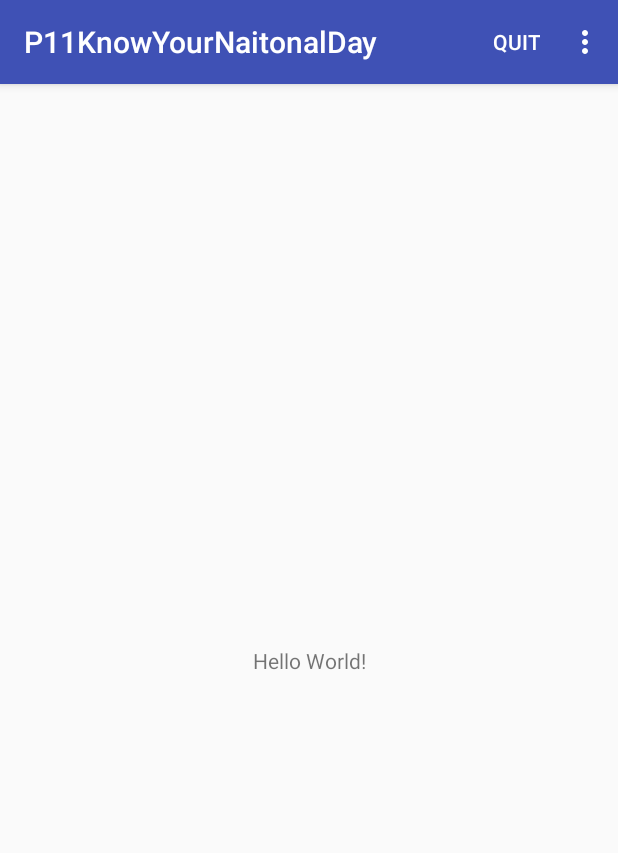
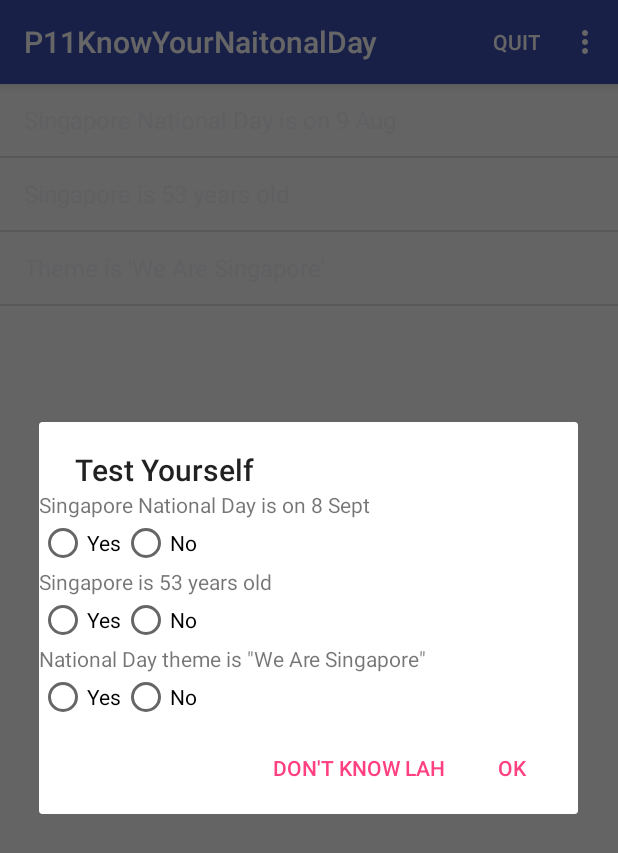
Before and after one commit to 16046544/P11KnowYourNaitonalDay, an Android app: the screen it shows after launch (MainActivity), in the options menu, after a tap on "Quiz", on a phone screen of 412 x 824 dp. Shown: the top 853 px of the screen. Run offline under Robolectric (Android 15) with nearby library versions, the phone set to English and light mode, and no system bars.

Commit message:
//Added Advanced Enhancement

```diff
--- a/app/build.gradle
+++ b/app/build.gradle
@@ -25,4 +25,5 @@ dependencies {
     testImplementation 'junit:junit:4.12'
     androidTestImplementation 'com.android.support.test:runner:1.0.2'
     androidTestImplementation 'com.android.support.test.espresso:espresso-core:3.0.2'
+    implementation 'com.android.support:design:27.1.1'
 }
--- a/app/src/main/java/sg/edu/rp/p11knowyournaitonalday/MainActivity.java
+++ b/app/src/main/java/sg/edu/rp/p11knowyournaitonalday/MainActivity.java
@@ -3,22 +3,40 @@ package sg.edu.rp.p11knowyournaitonalday;
 import android.content.Context;
 import android.content.DialogInterface;
 import android.content.Intent;
+import android.support.design.widget.Snackbar;
 import android.support.v7.app.AlertDialog;
 import android.support.v7.app.AppCompatActivity;
 import android.os.Bundle;
 import android.view.LayoutInflater;
 import android.view.Menu;
 import android.view.MenuItem;
+import android.widget.ArrayAdapter;
 import android.widget.EditText;
 import android.widget.LinearLayout;
+import android.widget.ListView;
+import android.widget.RadioButton;
+import android.widget.RadioGroup;
 import android.widget.Toast;
 
+import java.util.ArrayList;
+
 public class MainActivity extends AppCompatActivity {
+
+    ListView listView;
+    ArrayList<String> alFacts;
+    ArrayAdapter aaFacts;
 
     @Override
     protected void onCreate(Bundle savedInstanceState) {
         super.onCreate(savedInstanceState);
         setContentView(R.layout.activity_main);
+        listView = (ListView)findViewById(R.id.ListView);
+        alFacts = new ArrayList<>();
+        alFacts.add("Singapore National Day is on 9 Aug");
+        alFacts.add("Singapore is 53 years old");
+        alFacts.add("Theme is 'We Are Singapore'");
+        aaFacts = new ArrayAdapter(getApplicationContext(), android.R.layout.simple_list_item_1, alFacts);
+        listView.setAdapter(aaFacts);
 
         final LayoutInflater inflater = (LayoutInflater)
                 getSystemService(Context.LAYOUT_INFLATER_SERVICE);
@@ -35,8 +53,7 @@ public class MainActivity extends AppCompatActivity {
                     @Override
                     public void onClick(DialogInterface dialog, int id) {
                         Toast.makeText(getApplicationContext(),"Contact 999 to get your code", Toast.LENGTH_LONG).show();
-                        Intent i = new Intent(getApplicationContext(), MainActivity.class);
-                        startActivity(i);
+                        finish();
                     }
                 });
                 builder.setPositiveButton("Done", new DialogInterface.OnClickListener() {
@@ -44,11 +61,13 @@ public class MainActivity extends AppCompatActivity {
                     public void onClick(DialogInterface dialog, int id) {
                         String input = etCode.getText().toString();
                         if(input.equalsIgnoreCase("738944")){
+                            Intent i = new Intent(getApplicationContext(), MainActivity.class);
                             dialog.dismiss();
                         }else{
                             Toast.makeText(getApplicationContext(),"Invalid Code", Toast.LENGTH_LONG).show();
                             Intent i = new Intent(getApplicationContext(), MainActivity.class);
                             startActivity(i);
+                            finish();
                         }
                     }
                 });
@@ -88,19 +107,72 @@ public class MainActivity extends AppCompatActivity {
             AlertDialog.Builder builder = new AlertDialog.Builder(this);
             builder.setTitle("Select the way to enrich your friend")
                     .setItems(list, new DialogInterface.OnClickListener() {
-                        // The parameter "which" is the item index
                         // clicked, starting from 0
                         public void onClick(DialogInterface dialog, int which) {
                             if (which == 0) {
                                 //email
+                                Snackbar sb = Snackbar.make(listView, "Sent an Email", Snackbar.LENGTH_SHORT);
+                                Intent i = new Intent(Intent.ACTION_SEND);
+                                i.setType("message/rfc822");
+                                i.putExtra(Intent.EXTRA_EMAIL  , new String[]{"recipient@example.com"});
+                                i.putExtra(Intent.EXTRA_SUBJECT, "subject of email");
+                                i.putExtra(Intent.EXTRA_TEXT   , "body of email");
+                                try {
+                                    startActivity(Intent.createChooser(i, "Send mail..."));
+                                } catch (android.content.ActivityNotFoundException ex) {
+                                    Toast.makeText(MainActivity.this, "There are no email clients installed.", Toast.LENGTH_SHORT).show();
+                                }
+                                sb.show();
                             } else if (which == 1) {
                                 //sms
+                                Snackbar sb = Snackbar.make(listView, "Sent a SMS", Snackbar.LENGTH_SHORT);
+                                sb.show();
                             }
                         }
                         });
             AlertDialog alertDialog = builder.create();
             alertDialog.show();
         } else if (item.getItemId() == R.id.itemQuiz) {
+
+            final LayoutInflater inflater = (LayoutInflater)
+                    getSystemService(Context.LAYOUT_INFLATER_SERVICE);
+            LinearLayout login =
+                    (LinearLayout) inflater.inflate(R.layout.quiz, null);
+            final RadioGroup rg1 = login.findViewById(R.id.rg1);
+            final RadioGroup rg2 = login.findViewById(R.id.rg2);
+            final RadioGroup rg3 = login.findViewById(R.id.rg3);
+
+            AlertDialog.Builder builder = new AlertDialog.Builder(this);
+            builder.setTitle("Test Yourself");
+            builder.setView(login);
+
+            builder.setNegativeButton("Don't Know Lah", new DialogInterface.OnClickListener() {
+                @Override
+                public void onClick(DialogInterface dialog, int id) {
+
+                }
+            });
+            builder.setPositiveButton("OK", new DialogInterface.OnClickListener() {
+                @Override
+                public void onClick(DialogInterface dialog, int id) {
+                    int quiz = 0;
+                    if(rg1.getCheckedRadioButtonId() == R.id.radioButtonNo1){
+                        quiz = quiz+1;
+                    }
+                    if(rg2.getCheckedRadioButtonId() == R.id.radioButtonYes2){
+                        quiz = quiz+1;
+                    }
+                    if(rg3.getCheckedRadioButtonId() == R.id.radioButtonYes3){
+                        quiz = quiz+1;
+                    }
+                    Toast.makeText(getApplicationContext(), "Total score:" + quiz, Toast.LENGTH_LONG).show();
+
+                }
+            });
+            builder.setCancelable(false);
+            AlertDialog alertDialog = builder.create();
+            alertDialog.show();
+
         }
         return super.onOptionsItemSelected(item);
     }
--- a/app/src/main/res/layout/activity_main.xml
+++ b/app/src/main/res/layout/activity_main.xml
@@ -1,18 +1,13 @@
 <?xml version="1.0" encoding="utf-8"?>
-<android.support.constraint.ConstraintLayout xmlns:android="http://schemas.android.com/apk/res/android"
+<LinearLayout xmlns:android="http://schemas.android.com/apk/res/android"
     xmlns:app="http://schemas.android.com/apk/res-auto"
     xmlns:tools="http://schemas.android.com/tools"
     android:layout_width="match_parent"
     android:layout_height="match_parent"
     tools:context=".MainActivity">
 
-    <TextView
-        android:layout_width="wrap_content"
-        android:layout_height="wrap_content"
-        android:text="Hello World!"
-        app:layout_constraintBottom_toBottomOf="parent"
-        app:layout_constraintLeft_toLeftOf="parent"
-        app:layout_constraintRight_toRightOf="parent"
-        app:layout_constraintTop_toTopOf="parent" />
-
-</android.support.constraint.ConstraintLayout>
+    <ListView
+        android:id="@+id/ListView"
+        android:layout_width="match_parent"
+        android:layout_height="match_parent" />
+</LinearLayout>
--- /dev/null
+++ b/app/src/main/res/layout/quiz.xml
@@ -0,0 +1,81 @@
+<?xml version="1.0" encoding="utf-8"?>
+<LinearLayout xmlns:android="http://schemas.android.com/apk/res/android"
+    android:layout_width="match_parent"
+    android:layout_height="match_parent"
+    android:orientation="vertical">
+
+    <TextView
+        android:id="@+id/textView"
+        android:layout_width="wrap_content"
+        android:layout_height="wrap_content"
+        android:text="Singapore National Day is on 8 Sept" />
+
+    <RadioGroup
+        android:id="@+id/rg1"
+        android:layout_width="wrap_content"
+        android:layout_height="wrap_content"
+        android:orientation="horizontal">
+
+        <RadioButton
+            android:id="@+id/radioButtonYes1"
+            android:layout_width="wrap_content"
+            android:layout_height="wrap_content"
+            android:text="Yes" />
+
+        <RadioButton
+            android:id="@+id/radioButtonNo1"
+            android:layout_width="wrap_content"
+            android:layout_height="wrap_content"
+            android:text="No" />
+    </RadioGroup>
+
+    <TextView
+        android:id="@+id/textView"
+        android:layout_width="wrap_content"
+        android:layout_height="wrap_content"
+        android:text="Singapore is 53 years old" />
+
+    <RadioGroup
+        android:id="@+id/rg2"
+        android:layout_width="wrap_content"
+        android:layout_height="wrap_content"
+        android:orientation="horizontal">
+
+        <RadioButton
+            android:id="@+id/radioButtonYes2"
+            android:layout_width="wrap_content"
+            android:layout_height="wrap_content"
+            android:text="Yes" />
+
+        <RadioButton
+            android:id="@+id/radioButtonNo2"
+            android:layout_width="wrap_content"
+            android:layout_height="wrap_content"
+            android:text="No" />
+    </RadioGroup>
+
+    <TextView
+        android:id="@+id/textView"
+        android:layout_width="wrap_content"
+        android:layout_height="wrap_content"
+        android:text='National Day theme is "We Are Singapore"' />
+
+    <RadioGroup
+        android:id="@+id/rg3"
+        android:layout_width="wrap_content"
+        android:layout_height="wrap_content"
+        android:orientation="horizontal">
+
+        <RadioButton
+            android:id="@+id/radioButtonYes3"
+            android:layout_width="wrap_content"
+            android:layout_height="wrap_content"
+            android:text="Yes" />
+
+        <RadioButton
+            android:id="@+id/radioButtonNo3"
+            android:layout_width="wrap_content"
+            android:layout_height="wrap_content"
+            android:text="No" />
+    </RadioGroup>
+</LinearLayout>
```
